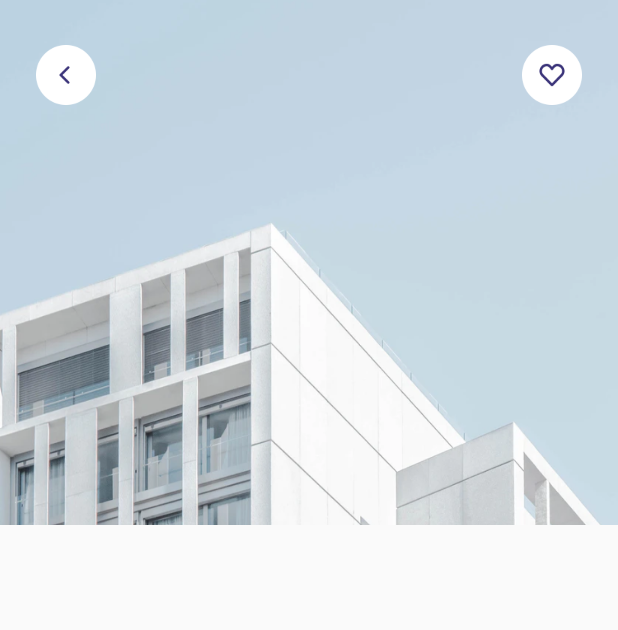
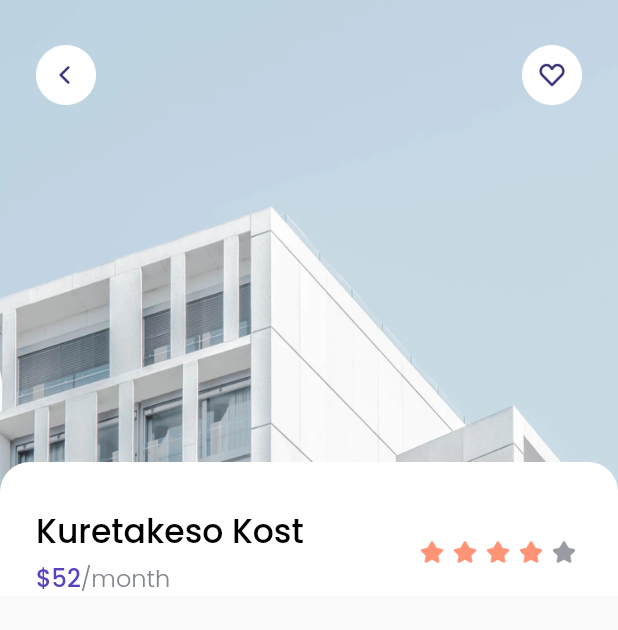
Before and after one commit to senapahlevi/KostApp, a Flutter app: the DetailPage screen opened directly, on a phone screen of 412 x 824 dp. Shown: the top 630 px of the screen. Run offline on Flutter 3.47's test engine with Material 2 defaults, Android fonts, the phone set to English and light mode, and no system bars; our stand-ins replace google_fonts.

Commit message:
Add title and star kuratakeso kost

```diff
--- a/lib/pages/detail_page.dart
+++ b/lib/pages/detail_page.dart
@@ -12,7 +12,7 @@ class DetailPage extends StatelessWidget {
           children: [
             Image.asset(
               'assets/pic/thumbnailkuratakeso.png',
-            height: 350,
+              height: 328,
               width: MediaQuery.of(context).size.width,
               fit: BoxFit.cover,
             ),
@@ -40,9 +40,113 @@ class DetailPage extends StatelessWidget {
                   ),
                 ],
               ),
+            ),
+            ListView(
+              children: [
+                SizedBox(
+                  height: 308,
+                ),
+                Container(
+                  width: MediaQuery.of(context).size.width,
+                  decoration: BoxDecoration(
+                    borderRadius: BorderRadius.vertical(
+                      top: Radius.circular(20),
+                    ),
+                    color: whiteColor,
+                  ),
+                  child: Column(
+                    children: [
+                      SizedBox(
+                        height: 30,
+                      ),
+                      Padding(
+                        padding: EdgeInsets.symmetric(
+                          horizontal: edge,
+                        ),
+                        child: Row(
+                          mainAxisAlignment: MainAxisAlignment.spaceBetween,
+                          children: [
+                            Column(
+                              crossAxisAlignment: CrossAxisAlignment.start,
+                              children: [
+                                Text(
+                                  "Kuretakeso Kost",
+                                  style: blackTextStyle.copyWith(
+                                    fontSize: 22,
+                                  ),
+                                ),
+                                SizedBox(
+                                  height: 2,
+                                ),
+                                Text.rich(
+                                  TextSpan(
+                                    text: '\$52',
+                                    style: purpleTextStyle.copyWith(
+                                      fontSize: 16,
+                                    ),
+                                    children: [
+                                      TextSpan(
+                                        text: '/month',
+                                        style: greyTextStyle.copyWith(
+                                          fontSize: 16,
+                                        ),
+                                      ),
+                                    ],
+                                  ),
+                                ),
+                              ],
+                            ),
+                            Row(
+                              children: [
+                                Image.asset(
+                                  'assets/pic/Icon_star_active.png',
+                                  width: 20,
+                                ),
+                                SizedBox(
+                                  width: 2,
+                                ),
+                                Image.asset(
+                                  'assets/pic/Icon_star_active.png',
+                                  width: 20,
+                                ),
+                                SizedBox(
+                                  width: 2,
+                                ),
+                                Image.asset(
+                                  'assets/pic/Icon_star_active.png',
+                                  width: 20,
+                                ),
+                                SizedBox(
+                                  width: 2,
+                                ),
+                                Image.asset(
+                                  'assets/pic/Icon_star_active.png',
+                                  width: 20,
+                                ),
+                                SizedBox(
+                                  width: 2,
+                                ),
+                                Image.asset(
+                                  'assets/pic/Icon_star_active.png',
+                                  width: 20,
+                                  color: Color(0xffF989BA1),
+                                ),
+                                SizedBox(
+                                  width: 2,
+                                ),
+                              ],
                             )
                           ],
-      )),
+                        ),
+                      ),
+                    ],
+                  ),
+                ),
+              ],
+            )
+          ],
+        ),
+      ),
     );
   }
 }
```
Also changed, not shown: assets/pic/Icon_star.png (added), assets/pic/Icon_star_active.png (added). Lines whose indentation alone changed are shown as unchanged.
